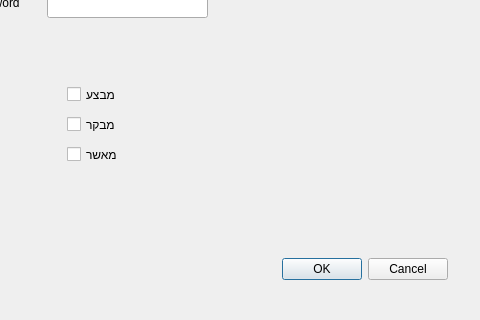
Before: the Qt Designer form Login.ui in peterooch/DigiFerro, drawn with Qt 5; both pictures show x 163 to 643 and y 187 to 507 of the 643 by 507 pixel window.
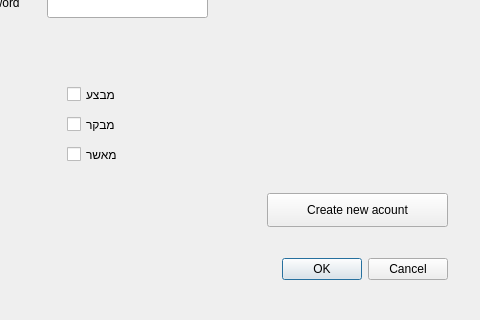
After: the same form once the commit is applied.

Commit message: create new acount page (ui) added

```diff
--- a/Login.ui
+++ b/Login.ui
@@ -114,6 +114,19 @@
     </rect>
    </property>
   </widget>
+  <widget class="QPushButton" name="CreateNewAcount">
+   <property name="geometry">
+    <rect>
+     <x>430</x>
+     <y>380</y>
+     <width>181</width>
+     <height>34</height>
+    </rect>
+   </property>
+   <property name="text">
+    <string>Create new acount</string>
+   </property>
+  </widget>
  </widget>
  <resources/>
  <connections>
```
Left out of the diff: 37 changed lines with no effect on the pictures. The commit also changes 2 other files.
